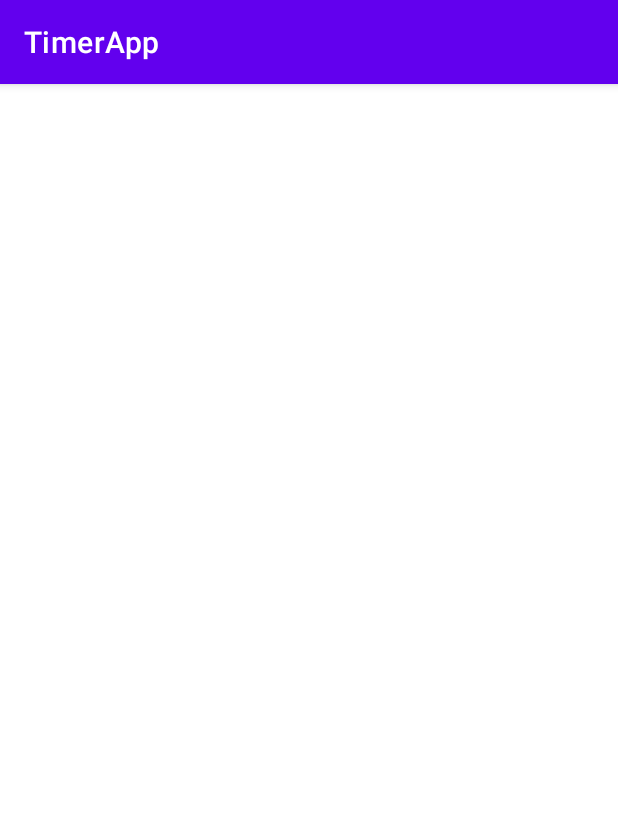
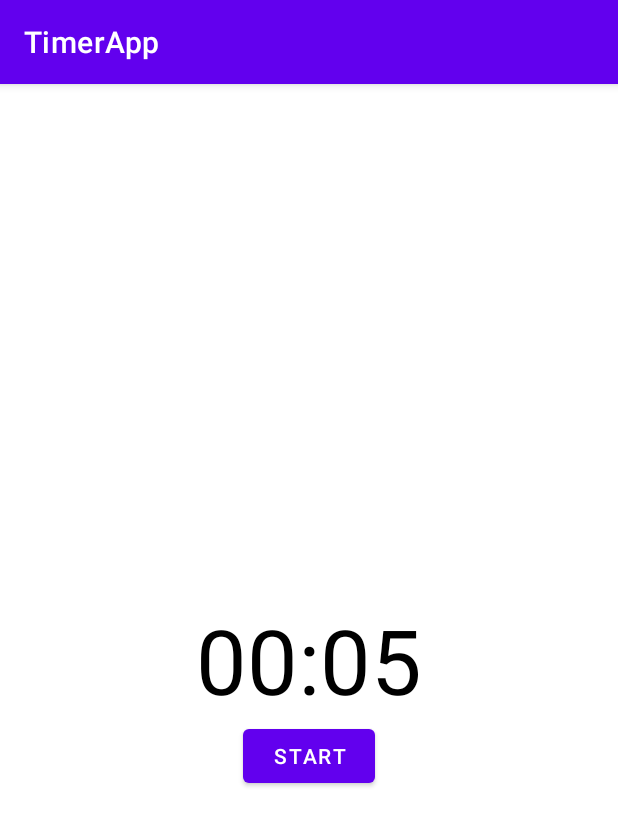
Before and after one commit to dparaiso/TimerApp, an Android app: the PrepareActivity screen opened directly, with no data from a screen before it, on a phone screen of 412 x 824 dp. Shown: the top 826 px of the screen. Run offline under Robolectric (Android 15) with nearby library versions, the phone set to English and light mode, and no system bars.

Commit message:
added timer

```diff
--- a/app/src/main/java/com/example/timerapp/PrepareActivity.java
+++ b/app/src/main/java/com/example/timerapp/PrepareActivity.java
@@ -3,12 +3,100 @@ package com.example.timerapp;
 import androidx.appcompat.app.AppCompatActivity;
 
 import android.os.Bundle;
+import android.os.CountDownTimer;
+//import android.support.app.AppCompatActivity;
+import android.os.Bundle;
+import android.view.View;
+import android.widget.Button;
+import android.widget.TextView;
+import java.util.Locale;
 
 public class PrepareActivity extends AppCompatActivity {
+    private static final long START_TIME_IN_MILLIS = 5000;
+
+    private TextView mTextViewCountDown;
+    private Button mButtonStartPause;
+    private Button mButtonReset;
+
+    private CountDownTimer mCountDownTimer;
+
+    private boolean mTimerRunning;
+
+    private long mTimeLeftInMillis = START_TIME_IN_MILLIS;
 
     @Override
     protected void onCreate(Bundle savedInstanceState) {
+
         super.onCreate(savedInstanceState);
         setContentView(R.layout.activity_prepare);
+
+        mTextViewCountDown = findViewById(R.id.text_view_countdown);
+
+        mButtonStartPause = findViewById(R.id.button_start_pause);
+        mButtonReset = findViewById(R.id.button_reset);
+
+        mButtonStartPause.setOnClickListener(new View.OnClickListener() {
+            @Override
+            public void onClick(View v) {
+                if (mTimerRunning) {
+                    pauseTimer();
+                } else {
+                    startTimer();
+                }
+            }
+        });
+
+        mButtonReset.setOnClickListener(new View.OnClickListener() {
+            @Override
+            public void onClick(View v) {
+                resetTimer();
+            }
+        });
+
+        updateCountDownText();
+    }
+    private void startTimer() {
+        mCountDownTimer = new CountDownTimer(mTimeLeftInMillis, 100) {
+            @Override
+            public void onTick(long millisUntilFinished) {
+                mTimeLeftInMillis = millisUntilFinished;
+                updateCountDownText();
+            }
+
+            @Override
+            public void onFinish() {
+                mTimerRunning = false;
+                mButtonStartPause.setText("Start");
+                mButtonStartPause.setVisibility(View.INVISIBLE);
+                mButtonReset.setVisibility(View.VISIBLE);
+            }
+        }.start();
+
+        mTimerRunning = true;
+        mButtonStartPause.setText("pause");
+        mButtonReset.setVisibility(View.INVISIBLE);
+    }
+
+    private void pauseTimer() {
+        mCountDownTimer.cancel();
+        mTimerRunning = false;
+        mButtonStartPause.setText("Start");
+        mButtonReset.setVisibility(View.VISIBLE);
+    }
+
+    private void resetTimer() {
+        mTimeLeftInMillis = START_TIME_IN_MILLIS;
+        updateCountDownText();
+        mButtonReset.setVisibility(View.INVISIBLE);
+        mButtonStartPause.setVisibility(View.VISIBLE);
+    }
+
+    private void updateCountDownText() {
+        int minutes = (int) (mTimeLeftInMillis / 1000) / 60;
+        int seconds = (int) (mTimeLeftInMillis / 1000) % 60;
+
+        String timeLeftFormatted = String.format(Locale.getDefault(), "%02d:%02d", minutes, seconds);
+
+        mTextViewCountDown.setText(timeLeftFormatted);
     }
 }
--- a/app/src/main/res/layout/activity_prepare.xml
+++ b/app/src/main/res/layout/activity_prepare.xml
@@ -1,9 +1,38 @@
 <?xml version="1.0" encoding="utf-8"?>
-<androidx.constraintlayout.widget.ConstraintLayout xmlns:android="http://schemas.android.com/apk/res/android"
+<RelativeLayout xmlns:android="http://schemas.android.com/apk/res/android"
     xmlns:app="http://schemas.android.com/apk/res-auto"
     xmlns:tools="http://schemas.android.com/tools"
     android:layout_width="match_parent"
     android:layout_height="match_parent"
     tools:context=".PrepareActivity">
 
-</androidx.constraintlayout.widget.ConstraintLayout>
+    <TextView
+        android:id="@+id/text_view_countdown"
+        android:layout_width="wrap_content"
+        android:layout_height="wrap_content"
+        android:layout_centerHorizontal="true"
+        android:layout_centerVertical="true"
+        android:text="00:00"
+        android:textColor="@android:color/black"
+        android:textSize="60sp" />
+
+    <Button
+        android:id="@+id/button_start_pause"
+        android:layout_width="wrap_content"
+        android:layout_height="wrap_content"
+        android:layout_below="@+id/text_view_countdown"
+        android:layout_centerHorizontal="true"
+        android:text="start" />
+
+    <Button
+        android:id="@+id/button_reset"
+        android:layout_width="wrap_content"
+        android:layout_height="wrap_content"
+        android:layout_below="@+id/text_view_countdown"
+        android:layout_marginStart="11dp"
+        android:layout_toEndOf="@+id/button_start_pause"
+        android:text="reset"
+        android:visibility="invisible"
+        tools:visibility="visible" />
+
+</RelativeLayout>
```
